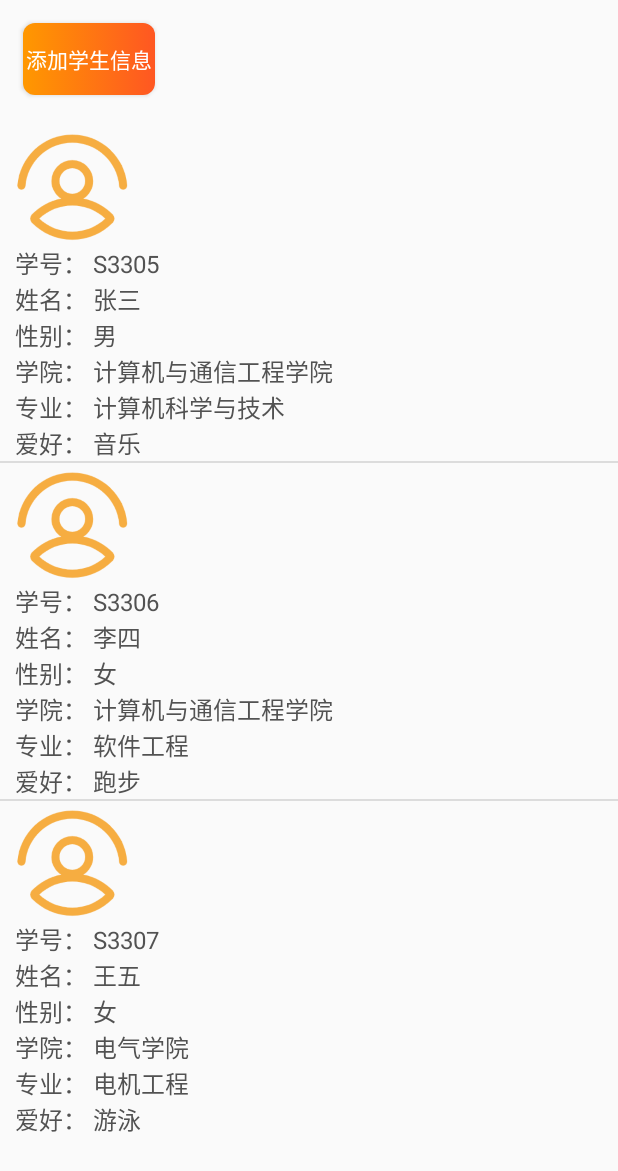
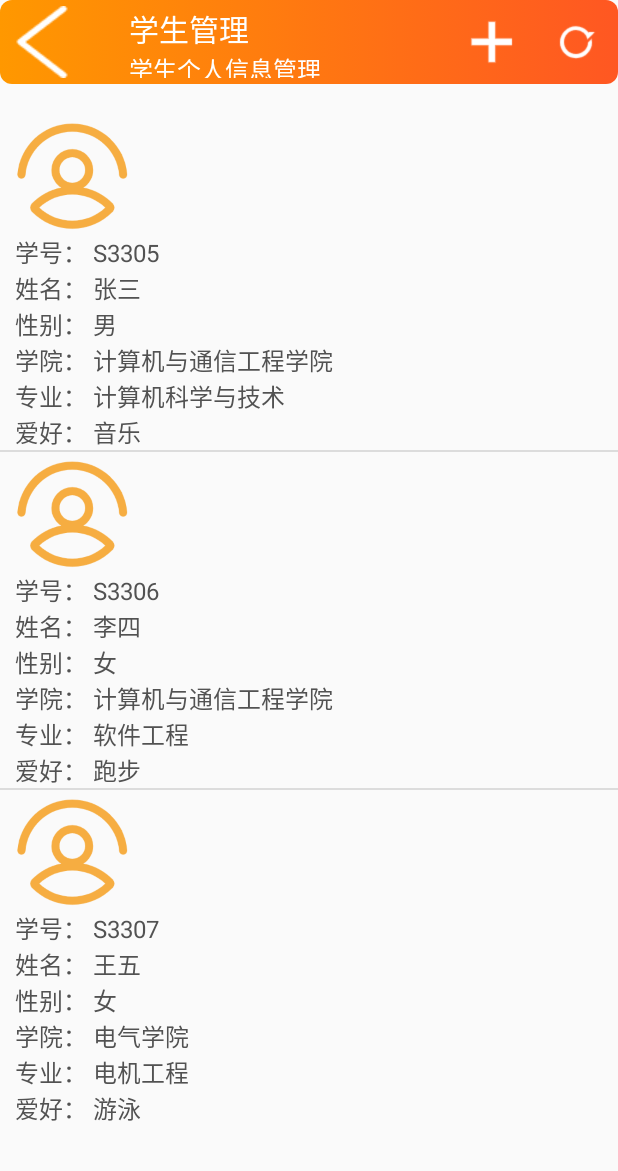
Before and after one commit to l0sgAi/AndroidSchoolWork, an Android app built with Jetpack Compose: the MainActivity screen opened directly, with no data from a screen before it, on a phone screen of 412 x 824 dp. Shown: the top 1171 px of the screen. Run offline under Robolectric (Android 15) with nearby library versions, the light colour scheme and no system bars.

Commit message:
🆕新增菜单栏，并将新增学生信息的功能整合至菜单栏

```diff
--- a/app/build.gradle.kts
+++ b/app/build.gradle.kts
@@ -59,6 +59,7 @@ dependencies {
     implementation(libs.androidx.ui.graphics)
     implementation(libs.androidx.ui.tooling.preview)
     implementation(libs.androidx.material3)
+    implementation(libs.androidx.appcompat)
     testImplementation(libs.junit)
     androidTestImplementation(libs.androidx.junit)
     androidTestImplementation(libs.androidx.espresso.core)
--- a/app/src/main/AndroidManifest.xml
+++ b/app/src/main/AndroidManifest.xml
@@ -1,7 +1,7 @@
 <?xml version="1.0" encoding="utf-8"?>
 <manifest xmlns:android="http://schemas.android.com/apk/res/android"
     xmlns:tools="http://schemas.android.com/tools">
-
+    <!--android:theme="@style/Theme.AndroidTest"-->
     <application
         android:allowBackup="true"
         android:dataExtractionRules="@xml/data_extraction_rules"
@@ -10,32 +10,27 @@
         android:label="@string/app_name"
         android:roundIcon="@mipmap/ic_launcher_round"
         android:supportsRtl="true"
-        android:theme="@style/Theme.AndroidTest"
+        android:theme="@style/AppTheme"
         tools:targetApi="31">
         <activity
             android:name=".LoadingActivity"
             android:exported="false"
-            android:label="@string/title_activity_loading"
-            android:theme="@style/Theme.AndroidTest" />
+            android:label="@string/title_activity_loading"/>
         <activity
             android:name=".LoginActivity"
             android:exported="true"
-            android:label="@string/title_activity_login"
-            android:theme="@style/Theme.AndroidTest">
+            android:label="@string/title_activity_login">
             <intent-filter>
                 <action android:name="android.intent.action.MAIN" />
-
                 <category android:name="android.intent.category.LAUNCHER" />
             </intent-filter>
         </activity>
         <activity
             android:name=".MainActivity"
             android:exported="true"
-            android:label="StuListViewActivity"
-            android:theme="@style/Theme.AndroidTest">
+            android:label="StuListViewActivity">
             <intent-filter>
                 <action android:name="android.intent.action.MAIN" />
-
                 <category android:name="android.intent.category.DEFAULT" />
             </intent-filter>
         </activity>
--- a/app/src/main/java/com/losgai/works/StuListActivity.kt
+++ b/app/src/main/java/com/losgai/works/StuListActivity.kt
@@ -4,6 +4,8 @@ import android.app.AlertDialog
 import android.os.Bundle
 import android.util.Log
 import android.view.LayoutInflater
+import android.view.Menu
+import android.view.MenuItem
 import android.view.View
 import android.widget.AdapterView
 import android.widget.ArrayAdapter
@@ -15,7 +17,7 @@ import android.widget.RadioGroup
 import android.widget.Spinner
 import android.widget.TextView
 import android.widget.Toast
-import androidx.activity.ComponentActivity
+import androidx.appcompat.app.AppCompatActivity
 import androidx.compose.material3.Text
 import androidx.compose.runtime.Composable
 import androidx.compose.ui.Modifier
@@ -24,15 +26,8 @@ import com.losgai.works.adapter.StudentAdapter
 import com.losgai.works.entity.Student
 import com.losgai.works.ui.theme.MyApplicationTheme
 
-class MainActivity : ComponentActivity() {
-    private var students = mutableListOf<Student>() // 创建可变学生列表
-    private lateinit var listViewStudents: ListView
-    private lateinit var btnAdd: Button
-    private val activityContext = this
-
-    override fun onCreate(savedInstanceState: Bundle?) {
-        super.onCreate(savedInstanceState)
-        setContentView(R.layout.stu_list_main)
+//ComponentActivity()
+class MainActivity : AppCompatActivity() {
     // 创建3个初始学生对象，加入初始列表
     val student1 = Student(
         R.drawable.user,
@@ -63,15 +58,28 @@ class MainActivity : ComponentActivity() {
             "电机工程",
             "游泳"
         )
-        students = mutableListOf(student1, student2, student3)
+    private var students = mutableListOf(student1, student2, student3) // 创建可变学生列表
+    private lateinit var listViewStudents: ListView
+
+    //private lateinit var btnAdd: Button
+    private val activityContext = this
+    private lateinit var adapterStu: StudentAdapter
+
+
+    override fun onCreate(savedInstanceState: Bundle?) {
+        super.onCreate(savedInstanceState)
+        setContentView(R.layout.stu_list_main)
 
         // 绑定控件
         listViewStudents = findViewById(R.id.listViewStudents)
-        btnAdd = findViewById(R.id.btnAdd) // 初始化 Button
+        // btnAdd = findViewById(R.id.stuAdd) // 初始化 Button
 
         // 创建适配器并设置给 ListView 定义适配器 控件-桥梁-数据
-        var adapterStu = StudentAdapter(this, R.layout.inner_list_layout, students)
+        adapterStu = StudentAdapter(this, R.layout.inner_list_layout, students)
         listViewStudents.adapter = adapterStu
+
+        val toolbar = findViewById<androidx.appcompat.widget.Toolbar>(R.id.toolbar_stu)
+        setSupportActionBar(toolbar)
 
         // 设置长按监听器
         listViewStudents.setOnItemLongClickListener { parent, view, position, id ->
@@ -84,11 +92,33 @@ class MainActivity : ComponentActivity() {
             true
         }
 
-        btnAdd.setOnClickListener {
-            // 弹出表单页面
+//        btnAdd.setOnClickListener {
+//            // 弹出表单页面
+//            showDialog(adapterStu)
+//        }
+    }
+
+    override fun onCreateOptionsMenu(menu: Menu): Boolean { // 菜单配合toolbar
+        menuInflater.inflate(R.menu.toolbar_menu, menu)
+        return true
+    }
+
+    override fun onOptionsItemSelected(item: MenuItem): Boolean { // 菜单点击事件监听
+        return when (item.itemId) {
+            R.id.menu_stu_add -> {
                 showDialog(adapterStu)
+                true
+            }
+
+            R.id.menu_stu_refresh -> {
+                Toast.makeText(this, "刷新", Toast.LENGTH_SHORT).show()
+                true
+            }
+
+            else -> super.onOptionsItemSelected(item)
         }
     }
+
 
     private fun showDialog(adapterStu: StudentAdapter) {
         val builder = AlertDialog.Builder(this)
--- a/app/src/main/res/layout/stu_list_main.xml
+++ b/app/src/main/res/layout/stu_list_main.xml
@@ -1,23 +1,37 @@
 <?xml version="1.0" encoding="utf-8"?>
 
 <LinearLayout xmlns:android="http://schemas.android.com/apk/res/android"
+    xmlns:app="http://schemas.android.com/apk/res-auto"
     android:layout_width="match_parent"
     android:layout_height="match_parent"
     android:orientation="vertical">
 
-    <Button
-        android:id="@+id/btnAdd"
-        android:layout_width="wrap_content"
-        android:layout_height="wrap_content"
-        android:layout_centerHorizontal="true"
-        android:layout_marginStart="15dp"
-        android:layout_marginTop="15dp"
+    <androidx.appcompat.widget.Toolbar
+        android:id="@+id/toolbar_stu"
+        android:layout_width="match_parent"
+        android:layout_height="?android:attr/actionBarSize"
         android:background="@drawable/general_background"
-        android:text="添加学生信息"
-        android:textColor="@color/white" />
+        app:navigationIcon="@drawable/back"
+        app:subtitle="学生个人信息管理"
+        app:subtitleTextColor="@color/white"
+        app:title="学生管理"
+        app:titleMarginStart="30dp"
+        app:titleTextColor="@color/white" />
 
-    <ListView
+<!--    <Button-->
+<!--        android:id="@+id/stuAdd"-->
+<!--        android:layout_width="wrap_content"-->
+<!--        android:layout_height="wrap_content"-->
+<!--        android:layout_centerHorizontal="true"-->
+<!--        android:layout_marginStart="15dp"-->
+<!--        android:layout_marginTop="15dp"-->
+<!--        android:background="@drawable/general_background"-->
+<!--        android:text="添加学生信息"-->
+<!--        android:textColor="@color/white" />-->
+
+    <view
         android:id="@+id/listViewStudents"
+        class="androidx.appcompat.app.AlertController$RecycleListView"
         android:layout_width="match_parent"
         android:layout_height="wrap_content"
         android:layout_marginTop="20dp"
--- /dev/null
+++ b/app/src/main/res/menu/toolbar_menu.xml
@@ -0,0 +1,15 @@
+<?xml version="1.0" encoding="utf-8"?>
+<menu xmlns:android="http://schemas.android.com/apk/res/android"
+    xmlns:app="http://schemas.android.com/apk/res-auto">
+    <item
+        android:id="@+id/menu_stu_add"
+        android:icon="@drawable/add"
+        android:title="新增"
+        app:showAsAction="ifRoom" />
+
+    <item
+        android:id="@+id/menu_stu_refresh"
+        android:icon="@drawable/refresh"
+        android:title="刷新"
+        app:showAsAction="ifRoom" />
+</menu>
--- a/app/src/main/res/values/themes.xml
+++ b/app/src/main/res/values/themes.xml
@@ -1,5 +1,5 @@
 <?xml version="1.0" encoding="utf-8"?>
 <resources>
-
     <style name="Theme.AndroidTest" parent="android:Theme.Material.Light.NoActionBar" />
+    <style name="AppTheme" parent="Theme.AppCompat.Light.NoActionBar"/>
 </resources>
--- a/gradle/libs.versions.toml
+++ b/gradle/libs.versions.toml
@@ -8,6 +8,7 @@ espressoCore = "3.5.1"
 lifecycleRuntimeKtx = "2.6.1"
 activityCompose = "1.8.0"
 composeBom = "2024.04.01"
+appcompat = "1.7.0"
 
 [libraries]
 androidx-core-ktx = { group = "androidx.core", name = "core-ktx", version.ref = "coreKtx" }
@@ -24,6 +25,7 @@ androidx-ui-tooling-preview = { group = "androidx.compose.ui", name = "ui-toolin
 androidx-ui-test-manifest = { group = "androidx.compose.ui", name = "ui-test-manifest" }
 androidx-ui-test-junit4 = { group = "androidx.compose.ui", name = "ui-test-junit4" }
 androidx-material3 = { group = "androidx.compose.material3", name = "material3" }
+androidx-appcompat = { group = "androidx.appcompat", name = "appcompat", version.ref = "appcompat" }
 
 [plugins]
 android-application = { id = "com.android.application", version.ref = "agp" }
```
Also changed, not shown: app/src/main/res/drawable/add.png (added), app/src/main/res/drawable/back.png (added), app/src/main/res/drawable/more.png (added), app/src/main/res/drawable/refresh.png (added). Lines whose indentation alone changed are shown as unchanged.
